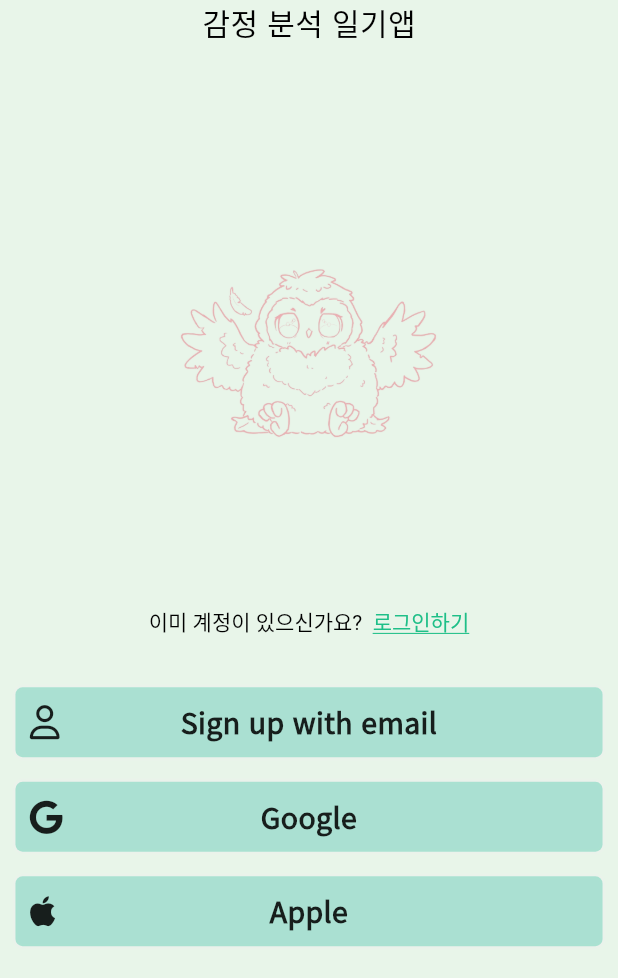
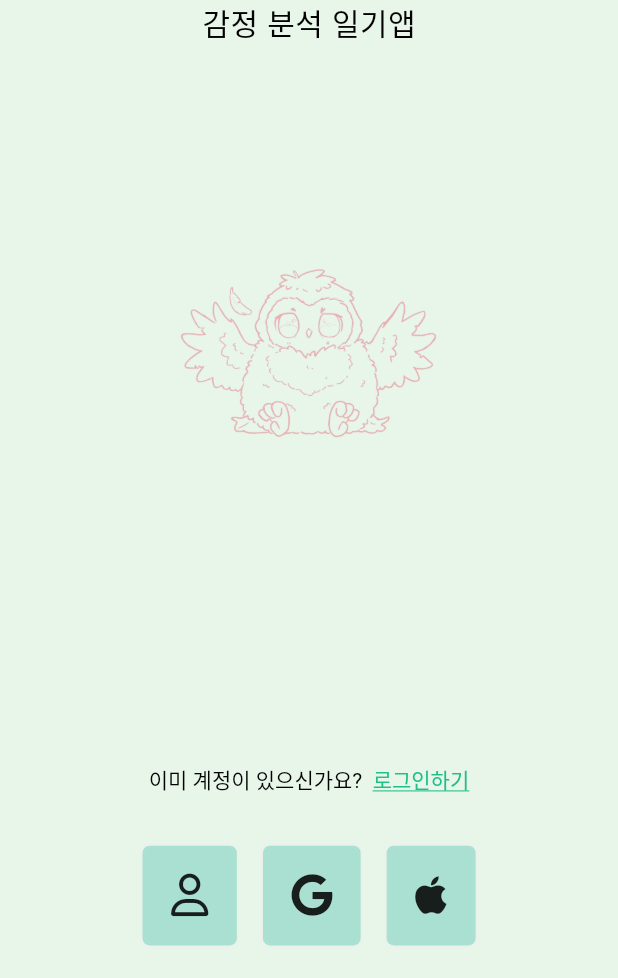
Before and after one commit to jrsky723/moodiary, a Flutter app: the screen it shows after launch, on a phone screen of 412 x 824 dp, the part 258-1236 px from its top. Run offline on Flutter 3.47's test engine with Material 3 defaults, Android fonts, the phone set to English and light mode, and no system bars; our stand-ins replace cloud_firestore, firebase_auth, firebase_core, firebase_storage, flutter_dotenv, flutter_riverpod and 5 more; accounts and stored records are empty; generated files the repository leaves out were written again.

Commit message:
login, sign up screen ui 변경

```diff
--- a/lib/features/authentication/views/log_in_screen.dart
+++ b/lib/features/authentication/views/log_in_screen.dart
@@ -1,21 +1,19 @@
 import 'package:flutter/gestures.dart';
 import 'package:flutter/material.dart';
 import 'package:flutter_riverpod/flutter_riverpod.dart';
-import 'package:font_awesome_flutter/font_awesome_flutter.dart';
 import 'package:go_router/go_router.dart';
 import 'package:moodiary/constants/gaps.dart';
 import 'package:moodiary/constants/sizes.dart';
 import 'package:moodiary/features/authentication/view_models/social_auth_view_model.dart';
 import 'package:moodiary/features/authentication/views/login_form_screen.dart';
-import 'package:moodiary/features/authentication/views/username_screen.dart';
-import 'package:moodiary/features/authentication/views/widgets/auth_button.dart';
+import 'package:moodiary/features/authentication/views/widgets/auth_title.dart';
+import 'package:moodiary/features/authentication/views/widgets/common_auth_buttons.dart';
 import 'package:moodiary/generated/l10n.dart';
 
 class LogInScreen extends ConsumerWidget {
   static const String routeName = 'login';
   static const String routeUrl = '/login';
 
-  // 임시 image asset URL
   final String imagePath = 'assets/images/login_title_img.png';
 
   const LogInScreen({super.key});
@@ -29,15 +27,6 @@ class LogInScreen extends ConsumerWidget {
       context,
       MaterialPageRoute(
         builder: (context) => const LoginFormScreen(),
-      ),
-    );
-  }
-
-  void _onEmailTap(BuildContext context) {
-    Navigator.push(
-      context,
-      MaterialPageRoute(
-        builder: (context) => const UsernameScreen(),
       ),
     );
   }
@@ -57,25 +46,9 @@ class LogInScreen extends ConsumerWidget {
             child: Column(
               mainAxisAlignment: MainAxisAlignment.spaceBetween,
               children: [
-                Column(
-                  children: [
-                    Text(
-                      'MOODIARY',
-                      style: TextStyle(
-                        fontSize: Sizes.size64,
-                        fontWeight: FontWeight.bold,
-                        color: Theme.of(context).primaryColor,
-                      ),
-                    ),
-                    Text(
-                      S.of(context).appDiscription,
-                      style: const TextStyle(
-                        fontSize: Sizes.size20,
-                        color: Colors.black,
-                        fontWeight: FontWeight.w300,
-                      ),
-                    ),
-                  ],
+                AuthTitle(
+                  title: 'MOODIARY',
+                  description: S.of(context).appDiscription,
                 ),
                 Column(
                   children: [
@@ -103,31 +76,11 @@ class LogInScreen extends ConsumerWidget {
                       ),
                     ),
                     Gaps.v32,
-                    // TODO : 버튼 텍스트를 다국어화
-
-                    AuthButton(
-                      text: "login with email",
-                      icon: const FaIcon(
-                        FontAwesomeIcons.user,
-                      ),
-                      onTap: () => _onLocalLoginTap(context),
-                    ),
-                    Gaps.v14,
-                    AuthButton(
-                      text: "Google",
-                      icon: const FaIcon(
-                        FontAwesomeIcons.google,
-                      ),
-                      onTap: () => ref
+                    AuthButtons(
+                      onLocalTap: () => _onLocalLoginTap(context),
+                      onGoogleTap: () => ref
                           .read(socialAuthProvider.notifier)
                           .googleSignIn(context),
-                    ),
-                    Gaps.v14,
-                    const AuthButton(
-                      text: "Apple",
-                      icon: FaIcon(
-                        FontAwesomeIcons.apple,
-                      ),
                     ),
                   ],
                 ),
--- a/lib/features/authentication/views/sign_up_screen.dart
+++ b/lib/features/authentication/views/sign_up_screen.dart
@@ -1,24 +1,23 @@
 import 'package:flutter/gestures.dart';
 import 'package:flutter/material.dart';
 import 'package:flutter_riverpod/flutter_riverpod.dart';
-import 'package:font_awesome_flutter/font_awesome_flutter.dart';
 import 'package:go_router/go_router.dart';
 import 'package:moodiary/constants/gaps.dart';
 import 'package:moodiary/constants/sizes.dart';
 import 'package:moodiary/features/authentication/view_models/social_auth_view_model.dart';
 import 'package:moodiary/features/authentication/views/log_in_screen.dart';
 import 'package:moodiary/features/authentication/views/username_screen.dart';
-import 'package:moodiary/features/authentication/views/widgets/auth_button.dart';
+import 'package:moodiary/features/authentication/views/widgets/auth_title.dart';
+import 'package:moodiary/features/authentication/views/widgets/common_auth_buttons.dart';
 import 'package:moodiary/generated/l10n.dart';
 
 class SignUpScreen extends ConsumerWidget {
   static const String routeName = 'signup';
   static const String routeUrl = '/signup';
 
-  // 임시 image asset URL
+  const SignUpScreen({super.key});
+
   final String imagePath = 'assets/images/signup_title_img.png';
-
-  const SignUpScreen({super.key});
 
   void _onLoginTap(BuildContext context) {
     context.pushNamed(LogInScreen.routeName);
@@ -48,25 +47,9 @@ class SignUpScreen extends ConsumerWidget {
             child: Column(
               mainAxisAlignment: MainAxisAlignment.spaceBetween,
               children: [
-                Column(
-                  children: [
-                    Text(
-                      'MOODIARY',
-                      style: TextStyle(
-                        fontSize: Sizes.size64,
-                        fontWeight: FontWeight.bold,
-                        color: Theme.of(context).primaryColor,
-                      ),
-                    ),
-                    Text(
-                      S.of(context).appDiscription,
-                      style: const TextStyle(
-                        fontSize: Sizes.size20,
-                        color: Colors.black,
-                        fontWeight: FontWeight.w300,
-                      ),
-                    ),
-                  ],
+                AuthTitle(
+                  title: 'MOODIARY',
+                  description: S.of(context).appDiscription,
                 ),
                 Column(
                   children: [
@@ -94,30 +77,11 @@ class SignUpScreen extends ConsumerWidget {
                       ),
                     ),
                     Gaps.v32,
-                    // 버튼 텍스트를 다국어화
-                    AuthButton(
-                      text: "Sign up with email",
-                      icon: const FaIcon(
-                        FontAwesomeIcons.user,
-                      ),
-                      onTap: () => _onEmailTap(context),
-                    ),
-                    Gaps.v14,
-                    AuthButton(
-                      text: "Google",
-                      icon: const FaIcon(
-                        FontAwesomeIcons.google,
-                      ),
-                      onTap: () => ref
+                    AuthButtons(
+                      onLocalTap: () => _onEmailTap(context), // 회원가입 로직 추가
+                      onGoogleTap: () => ref
                           .read(socialAuthProvider.notifier)
                           .googleSignIn(context),
-                    ),
-                    Gaps.v14,
-                    const AuthButton(
-                      text: "Apple",
-                      icon: FaIcon(
-                        FontAwesomeIcons.apple,
-                      ),
                     ),
                   ],
                 ),
--- a/lib/features/authentication/views/widgets/auth_button.dart
+++ b/lib/features/authentication/views/widgets/auth_button.dart
@@ -4,13 +4,11 @@ import 'package:moodiary/constants/colors.dart';
 import 'package:moodiary/constants/sizes.dart';
 
 class AuthButton extends StatefulWidget {
-  final String text;
   final FaIcon icon;
 
   final Function()? onTap;
   const AuthButton({
     super.key,
-    required this.text,
     required this.icon,
     this.onTap,
   });
@@ -59,21 +57,13 @@ class _AuthButtonState extends State<AuthButton> {
                   ],
           ),
           child: Padding(
-            padding: const EdgeInsets.all(Sizes.size10),
+            padding: const EdgeInsets.all(Sizes.size20),
             child: Stack(
               alignment: Alignment.center,
               children: [
                 Align(
-                  alignment: Alignment.centerLeft,
+                  alignment: Alignment.center,
                   child: widget.icon,
-                ),
-                Text(
-                  widget.text,
-                  style: const TextStyle(
-                    fontSize: Sizes.size20,
-                    fontWeight: FontWeight.w600,
-                  ),
-                  textAlign: TextAlign.center,
                 ),
               ],
             ),
--- /dev/null
+++ b/lib/features/authentication/views/widgets/auth_title.dart
@@ -0,0 +1,37 @@
+import 'package:flutter/material.dart';
+import 'package:moodiary/constants/sizes.dart';
+
+class AuthTitle extends StatelessWidget {
+  final String title;
+  final String description;
+
+  const AuthTitle({
+    super.key,
+    required this.title,
+    required this.description,
+  });
+
+  @override
+  Widget build(BuildContext context) {
+    return Column(
+      children: [
+        Text(
+          title,
+          style: TextStyle(
+            fontSize: Sizes.size64,
+            fontWeight: FontWeight.bold,
+            color: Theme.of(context).primaryColor,
+          ),
+        ),
+        Text(
+          description,
+          style: const TextStyle(
+            fontSize: Sizes.size20,
+            color: Colors.black,
+            fontWeight: FontWeight.w300,
+          ),
+        ),
+      ],
+    );
+  }
+}
--- /dev/null
+++ b/lib/features/authentication/views/widgets/common_auth_buttons.dart
@@ -0,0 +1,48 @@
+import 'package:flutter/material.dart';
+import 'package:flutter_riverpod/flutter_riverpod.dart';
+import 'package:font_awesome_flutter/font_awesome_flutter.dart';
+import 'package:moodiary/constants/gaps.dart';
+import 'package:moodiary/constants/sizes.dart';
+import 'package:moodiary/features/authentication/views/widgets/auth_button.dart';
+
+class AuthButtons extends ConsumerWidget {
+  final VoidCallback onLocalTap;
+  final VoidCallback onGoogleTap;
+
+  const AuthButtons({
+    super.key,
+    required this.onLocalTap,
+    required this.onGoogleTap,
+  });
+
+  @override
+  Widget build(BuildContext context, WidgetRef ref) {
+    return Row(
+      mainAxisAlignment: MainAxisAlignment.center,
+      children: [
+        AuthButton(
+          icon: const FaIcon(
+            FontAwesomeIcons.user,
+            size: Sizes.size30,
+          ),
+          onTap: onLocalTap,
+        ),
+        Gaps.h14,
+        AuthButton(
+          icon: const FaIcon(
+            FontAwesomeIcons.google,
+            size: Sizes.size30,
+          ),
+          onTap: onGoogleTap,
+        ),
+        Gaps.h14,
+        const AuthButton(
+          icon: FaIcon(
+            FontAwesomeIcons.apple,
+            size: Sizes.size30,
+          ),
+        ),
+      ],
+    );
+  }
+}
--- a/lib/features/users/repos/user_repo.dart
+++ b/lib/features/users/repos/user_repo.dart
@@ -18,11 +18,8 @@ class UserRepository {
     return doc.data();
   }
 
-  // TODO:   delete 테스트 해보기
-  //  users 뿐만 아니라 community에 있는 것들도 지워야되는데 diaryId를 가져와서 지워야되나?
   Future<void> deleteProfile(String uid) async {
     await _db.collection('users').doc(uid).delete();
-    //  user avatar 삭제
     await _storage.ref().child('avatars/$uid').delete();
   }
 
```
